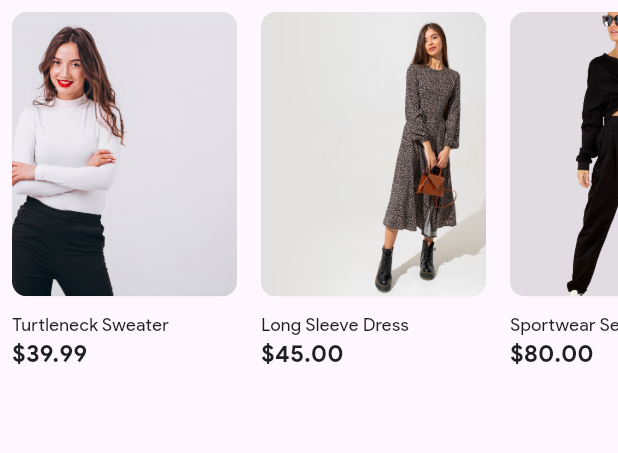
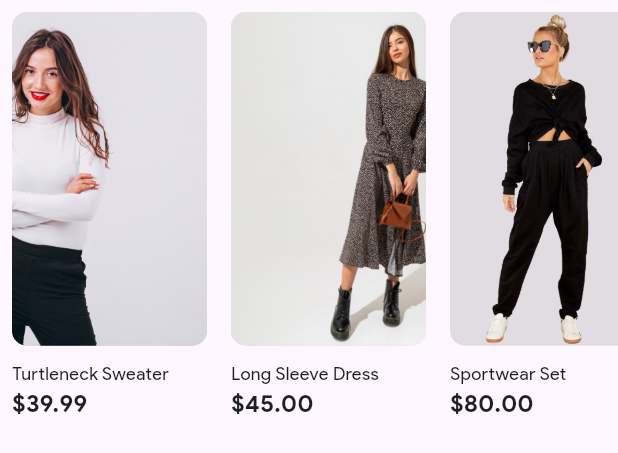
Before and after one commit to charlie-black/ecom_101, a Flutter app: the FeaturedProducts widget shown alone on an empty page, opened directly, on a phone screen of 412 x 824 dp. Shown: the top 453 px of the screen. Run offline on Flutter 3.47's test engine with Material 3 defaults, Android fonts, the light colour scheme and no system bars; our stand-ins replace badges, flutter_rating_stars, flutter_spinkit, flutter_svg, get, hexcolor and 1 more; missing offline and left inert: staggered_grid_view_flutter.

Commit message:
fixed the container size

```diff
--- a/lib/components/featured_products.dart
+++ b/lib/components/featured_products.dart
@@ -54,8 +54,8 @@ class _FeaturedProductsState extends State<FeaturedProducts> {
                 crossAxisAlignment: CrossAxisAlignment.start,
                 children: [
                   Container(
-                    width: 150,
-                    height: 23.h,
+                    width: 130,
+                    height: 27.h,
                     decoration: BoxDecoration(
                       borderRadius: BorderRadius.circular(10),
                       color: Colors.grey.withOpacity(0.3),
```
